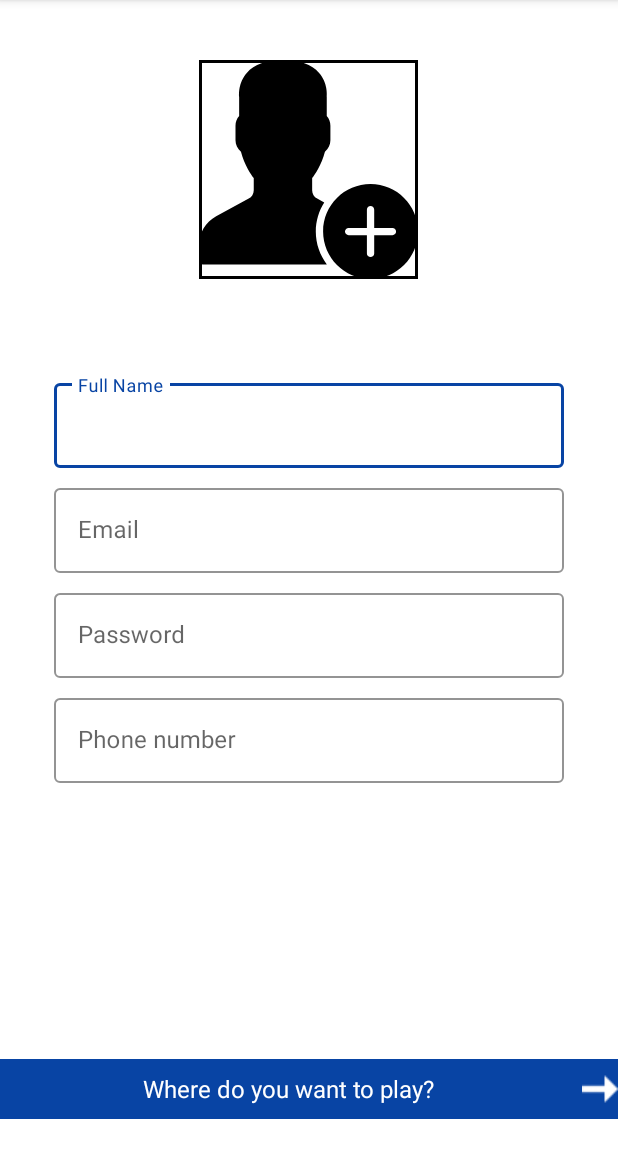
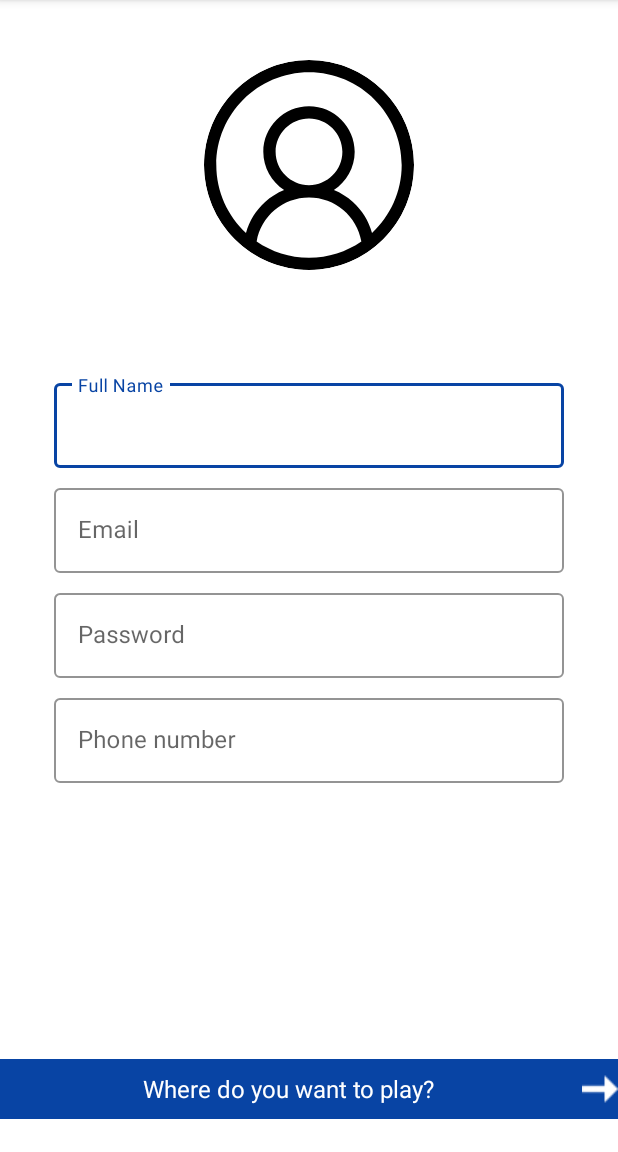
Before and after one commit to RoeiB7/Courtpool, an Android app: the SignUpActivity screen opened directly, with no data from a screen before it, after a tap on an icon or button, on a phone screen of 412 x 824 dp, the part 84-1236 px from its top. Run offline under Robolectric (Android 15) with nearby library versions, the phone set to English and light mode, and no system bars; our stand-ins replace Firebase (no records; nobody signed in at launch, a user with empty details on screens opened directly); Roboto replaces fonts that are not available here.

Commit message:
Courtpool  v0.8.2 : added Upload class added image upload to DB storage added image fields for user in DB fixed profile picture layout  - rounded picture

```diff
--- a/app/build.gradle
+++ b/app/build.gradle
@@ -43,6 +43,7 @@ dependencies {
     implementation 'com.google.firebase:firebase-analytics'
     implementation 'com.google.firebase:firebase-auth'
     implementation 'com.google.firebase:firebase-firestore:22.0.2'
+    implementation 'com.google.firebase:firebase-storage:19.2.1'
 
 
     //Glide image loading
--- a/app/src/main/java/com/example/courtpool/activities/CourtTypeActivity.java
+++ b/app/src/main/java/com/example/courtpool/activities/CourtTypeActivity.java
@@ -37,7 +37,7 @@ public class CourtTypeActivity extends AppCompatActivity {
 
     }
 
-    public void initViews() {
+    private void initViews() {
 
         ImageView cement = manager.getCourt_type_IMG_cement();
         cement.setOnClickListener(v -> manager.checkMarkOn(AppManager.CEMENT));
--- a/app/src/main/java/com/example/courtpool/activities/SignUpActivity.java
+++ b/app/src/main/java/com/example/courtpool/activities/SignUpActivity.java
@@ -1,33 +1,37 @@
 package com.example.courtpool.activities;
 
-import androidx.annotation.NonNull;
-import androidx.appcompat.app.AppCompatActivity;
-
 import android.annotation.SuppressLint;
+import android.content.ContentResolver;
+import android.content.Intent;
+import android.net.Uri;
 import android.os.Bundle;
 import android.text.Editable;
 import android.text.TextWatcher;
 import android.text.method.PasswordTransformationMethod;
 import android.util.Log;
 import android.view.MotionEvent;
+import android.webkit.MimeTypeMap;
 import android.widget.EditText;
 import android.widget.ImageView;
 import android.widget.TextView;
 import android.widget.Toast;
 
-import com.example.courtpool.objects.User;
+import androidx.annotation.Nullable;
+import androidx.appcompat.app.AppCompatActivity;
+
+import com.bumptech.glide.Glide;
+import com.bumptech.glide.request.RequestOptions;
+import com.example.courtpool.R;
+import com.example.courtpool.objects.Upload;
 import com.example.courtpool.utils.AppManager;
-import com.example.courtpool.R;
 import com.example.courtpool.utils.Courts_Creator;
 import com.example.courtpool.utils.FBManager;
-import com.google.android.gms.tasks.OnFailureListener;
-import com.google.android.gms.tasks.OnSuccessListener;
-import com.google.firebase.auth.FirebaseAuth;
 import com.google.firebase.firestore.DocumentReference;
-import com.google.firebase.firestore.FirebaseFirestore;
+import com.google.firebase.storage.StorageReference;
 
 import java.util.HashMap;
 import java.util.Map;
+import java.util.Objects;
 
 public class SignUpActivity extends AppCompatActivity {
 
@@ -38,6 +42,10 @@ public class SignUpActivity extends AppCompatActivity {
     private boolean crossEye = false;
     private final int DRAWABLE_RIGHT = 2;
     private FBManager fbManager;
+    private static final int PICK_IMAGE_REQUEST = 1;
+    private Uri mImageUri;
+    private TextView play;
+    private StorageReference fileReference;
 
 
     @Override
@@ -50,24 +58,17 @@ public class SignUpActivity extends AppCompatActivity {
         fbManager = new FBManager();
         initViews();
 
-
     }
 
 
     @SuppressLint("ClickableViewAccessibility")
-    public void initViews() {
+    private void initViews() {
 
         profilePic = manager.getSign_up_IMG_addProfilePic();
         password = manager.getSign_up_EDT_password();
         name = manager.getSign_up_EDT_name();
         email = manager.getSign_up_EDT_email();
         phone = manager.getSign_up_EDT_phone();
-
-        profilePic.setOnClickListener(v -> {
-
-            //TODO: ADD FUNCTIONALITY FOR UPLOADING PICTURE
-
-        });
 
 
         password.addTextChangedListener(new TextWatcher() {
@@ -108,7 +109,7 @@ public class SignUpActivity extends AppCompatActivity {
             return false;
         });
 
-        TextView play = manager.getSign_up_LBL_play();
+        play = manager.getSign_up_LBL_play();
         play.setOnClickListener(v -> {
 
             switch (manager.checkFields()) {
@@ -135,6 +136,7 @@ public class SignUpActivity extends AppCompatActivity {
                                 addUserToDB();
                                 Courts_Creator courts_creator = new Courts_Creator();
                                 courts_creator.createCourts();
+                                uploadImage();
                                 manager.moveToChooseLocation(this);
                             })
                             .addOnFailureListener(e -> {
@@ -144,9 +146,75 @@ public class SignUpActivity extends AppCompatActivity {
 
             }
         });
+
+
+        profilePic.setOnClickListener(v -> {
+            openFileChooser();
+
+        });
     }
 
-    public void addUserToDB() {
+
+    private String getFileExtension(Uri uri) {
+        ContentResolver cR = getContentResolver();
+        MimeTypeMap mime = MimeTypeMap.getSingleton();
+        return mime.getExtensionFromMimeType(cR.getType(uri));
+    }
+
+    private void uploadImage() {
+
+        if (mImageUri != null) {
+            fileReference = fbManager.getStorageReference().child(System.currentTimeMillis()
+                    + "." + getFileExtension(mImageUri));
+
+            fileReference.putFile(mImageUri).continueWithTask(task -> {
+                if (!task.isSuccessful()) {
+                    throw Objects.requireNonNull(task.getException());
+                }
+                return fileReference.getDownloadUrl();
+            }).addOnCompleteListener(task -> {
+                if (task.isSuccessful()) {
+                    Uri downloadUri = task.getResult();
+
+                    Upload upload = new Upload(name.getText().toString().trim() + "'s profile picture",
+                            downloadUri.toString());
+
+                    DocumentReference documentReference = fbManager.getFirebaseFirestore()
+                            .collection("users").document(fbManager.getUserID());
+
+                    documentReference.update("profilePic", upload);
+
+                } else {
+                    Toast.makeText(SignUpActivity.this, "upload failed: " + Objects.requireNonNull(task.getException()).getMessage(), Toast.LENGTH_SHORT).show();
+                }
+            });
+        }
+
+    }
+
+    private void openFileChooser() {
+        Intent intent = new Intent();
+        intent.setType("image/*");
+        intent.setAction(Intent.ACTION_GET_CONTENT);
+        startActivityForResult(intent, PICK_IMAGE_REQUEST);
+
+
+    }
+
+    @Override
+    protected void onActivityResult(int requestCode, int resultCode, @Nullable Intent data) {
+        super.onActivityResult(requestCode, resultCode, data);
+
+        if (requestCode == PICK_IMAGE_REQUEST && resultCode == RESULT_OK && data != null && data.getData() != null) {
+            mImageUri = data.getData();
+            Glide.with(this).load(mImageUri).apply(RequestOptions.circleCropTransform()).into(profilePic);
+
+        }
+
+    }
+
+
+    private void addUserToDB() {
         DocumentReference documentReference = fbManager.getFirebaseFirestore().collection("users").document(fbManager.getUserID());
         Map<String, Object> user = new HashMap<>();
         user.put("fullName", name.getText().toString().trim());
@@ -163,4 +231,6 @@ public class SignUpActivity extends AppCompatActivity {
                 });
 
     }
+
+
 }
--- a/app/src/main/java/com/example/courtpool/utils/Adapter_Court.java
+++ b/app/src/main/java/com/example/courtpool/utils/Adapter_Court.java
@@ -16,6 +16,7 @@ import com.example.courtpool.objects.Court;
 import java.util.List;
 
 public class Adapter_Court extends RecyclerView.Adapter<Adapter_Court.MyViewHolder> {
+
 
     private List<Court> courts;
     private LayoutInflater mInflater;
--- a/app/src/main/java/com/example/courtpool/utils/AppManager.java
+++ b/app/src/main/java/com/example/courtpool/utils/AppManager.java
@@ -1,10 +1,12 @@
 package com.example.courtpool.utils;
 
+import android.content.Context;
 import android.content.Intent;
 import android.text.method.HideReturnsTransformationMethod;
 import android.text.method.PasswordTransformationMethod;
 import android.util.Log;
 import android.view.View;
+import android.view.inputmethod.InputMethodManager;
 import android.widget.AutoCompleteTextView;
 import android.widget.Button;
 import android.widget.CheckBox;
@@ -698,6 +700,7 @@ public class AppManager {
         return arrayList;
     }
 
+
     public TextView getGet_started_LBL_signIn() {
         return get_started_LBL_signIn;
     }
--- a/app/src/main/java/com/example/courtpool/utils/Courts_Creator.java
+++ b/app/src/main/java/com/example/courtpool/utils/Courts_Creator.java
@@ -1,7 +1,6 @@
 package com.example.courtpool.utils;
 
 import android.util.Log;
-
 
 import java.util.Arrays;
 import java.util.HashMap;
@@ -9,11 +8,8 @@ import java.util.Map;
 
 public class Courts_Creator {
 
-    private FBManager fbManager;
-
-
     public void createCourts() {
-        fbManager = new FBManager();
+        FBManager fbManager = new FBManager();
 
         Map<String, Object> city = new HashMap<>();
         city.put("TEL AVIV - YAFO",
--- a/app/src/main/java/com/example/courtpool/utils/FBManager.java
+++ b/app/src/main/java/com/example/courtpool/utils/FBManager.java
@@ -2,15 +2,19 @@ package com.example.courtpool.utils;
 
 import com.google.firebase.auth.FirebaseAuth;
 import com.google.firebase.firestore.FirebaseFirestore;
+import com.google.firebase.storage.FirebaseStorage;
+import com.google.firebase.storage.StorageReference;
 
 public class FBManager {
 
-    private FirebaseAuth firebaseAuth;
-    private FirebaseFirestore firebaseFirestore;
+    private final FirebaseAuth firebaseAuth;
+    private final FirebaseFirestore firebaseFirestore;
+    private final StorageReference storageReference;
 
     public FBManager() {
         firebaseAuth = FirebaseAuth.getInstance();
         firebaseFirestore = FirebaseFirestore.getInstance();
+        storageReference = FirebaseStorage.getInstance().getReference("uploads");
     }
 
     public FirebaseAuth getFirebaseAuth() {
@@ -24,4 +28,8 @@ public class FBManager {
     public String getUserID() {
         return firebaseAuth.getCurrentUser().getUid();
     }
+
+    public StorageReference getStorageReference() {
+        return storageReference;
+    }
 }
--- a/app/src/main/res/drawable/ic_add_profilepic.xml
+++ /dev/null
@@ -1,5 +0,0 @@
-<vector android:height="146dp" android:viewportHeight="511.998"
-    android:viewportWidth="511.998" android:width="146dp" xmlns:android="http://schemas.android.com/apk/res/android">
-    <path android:fillColor="#FF000000" android:pathData="M292.814,333.073l-16.529,-9.02c-7.253,-3.951 -11.75,-11.537 -11.75,-19.797v-28.228c5.709,-7.484 22.067,-30.814 29.884,-61.764c8.064,-6.468 12.783,-16.145 12.783,-26.53V153.6c0,-8.218 -3.072,-16.188 -8.533,-22.4V85.803c0.478,-4.685 2.347,-32.631 -17.86,-55.68C263.289,10.129 234.839,0 196.268,0c-38.579,0 -67.021,10.129 -84.548,30.123c-20.207,23.049 -18.338,50.995 -17.852,55.68V131.2c-5.47,6.212 -8.533,14.182 -8.533,22.4v34.133c0,10.385 4.71,20.062 12.774,26.53c7.817,30.95 24.175,54.281 29.892,61.764v28.228c0,8.26 -4.506,15.846 -11.759,19.797l-76.126,41.532c-24.747,13.5 -40.115,39.39 -40.115,67.576v36.173c0,4.71 3.814,8.533 8.533,8.533h290.372c-16.145,-21.427 -25.839,-47.966 -25.839,-76.8C273.068,376.073 280.372,352.802 292.814,333.073z"/>
-    <path android:fillColor="#FF000000" android:pathData="M401.064,290.132c-61.167,0 -110.933,49.766 -110.933,110.933s49.766,110.933 110.933,110.933s110.933,-49.766 110.933,-110.933S462.231,290.132 401.064,290.132zM452.264,409.598h-42.667v42.667c0,4.71 -3.823,8.533 -8.533,8.533s-8.533,-3.823 -8.533,-8.533v-42.667h-42.667c-4.71,0 -8.533,-3.823 -8.533,-8.533s3.823,-8.533 8.533,-8.533h42.667v-42.667c0,-4.71 3.823,-8.533 8.533,-8.533s8.533,3.823 8.533,8.533v42.667h42.667c4.71,0 8.533,3.823 8.533,8.533S456.974,409.598 452.264,409.598z"/>
-</vector>
--- /dev/null
+++ b/app/src/main/res/drawable/ic_user.xml
@@ -0,0 +1,9 @@
+<vector xmlns:android="http://schemas.android.com/apk/res/android"
+    android:width="140dp"
+    android:height="140dp"
+    android:viewportWidth="512"
+    android:viewportHeight="512">
+  <path
+      android:fillColor="#FF000000"
+      android:pathData="m437.02,74.98c-48.352,-48.352 -112.641,-74.98 -181.02,-74.98 -68.383,0 -132.668,26.629 -181.02,74.98 -48.352,48.352 -74.98,112.637 -74.98,181.02 0,68.379 26.629,132.668 74.98,181.02 48.352,48.352 112.637,74.98 181.02,74.98 68.379,0 132.668,-26.629 181.02,-74.98 48.352,-48.352 74.98,-112.641 74.98,-181.02 0,-68.383 -26.629,-132.668 -74.98,-181.02zM128.34,442.387c10.707,-61.648 64.129,-107.121 127.66,-107.121 63.535,0 116.953,45.473 127.66,107.121 -36.348,24.973 -80.324,39.613 -127.66,39.613s-91.313,-14.641 -127.66,-39.613zM174.602,223.867c0,-44.887 36.516,-81.398 81.398,-81.398s81.398,36.516 81.398,81.398c0,44.883 -36.516,81.398 -81.398,81.398s-81.398,-36.516 -81.398,-81.398zM409.645,421.578c-8.074,-28.699 -24.109,-54.738 -46.586,-75.078 -13.789,-12.48 -29.484,-22.328 -46.359,-29.27 30.5,-19.895 50.703,-54.313 50.703,-93.363 0,-61.426 -49.977,-111.398 -111.402,-111.398s-111.398,49.973 -111.398,111.398c0,39.051 20.203,73.469 50.699,93.363 -16.871,6.941 -32.57,16.785 -46.359,29.266 -22.473,20.34 -38.512,46.379 -46.586,75.078 -44.473,-41.301 -72.355,-100.238 -72.355,-165.574 0,-124.617 101.383,-226 226,-226s226,101.383 226,226c0,65.34 -27.883,124.277 -72.355,165.578zM409.645,421.578"/>
+</vector>
--- a/app/src/main/res/drawable/image_border.xml
+++ /dev/null
@@ -1,13 +0,0 @@
-<?xml version="1.0" encoding="utf-8"?>
-<shape xmlns:android="http://schemas.android.com/apk/res/android"
-    android:shape="rectangle">
-
-
-    <stroke
-        android:width="2dp"
-        android:color="@color/black" />
-
-
-    <solid android:color="@android:color/transparent" />
-
-</shape>
--- /dev/null
+++ b/app/src/main/res/drawable/rounded_fg.xml
@@ -0,0 +1,11 @@
+<?xml version="1.0" encoding="UTF-8"?>
+<shape xmlns:android="http://schemas.android.com/apk/res/android"
+    android:innerRadiusRatio="2"
+    android:shape="ring"
+    android:thicknessRatio="1"
+    android:useLevel="false">
+    <gradient
+        android:endColor="@color/white"
+        android:gradientRadius="8dp"
+        android:type="radial" />
+</shape>
--- a/app/src/main/res/layout/activity_court_type.xml
+++ b/app/src/main/res/layout/activity_court_type.xml
@@ -16,7 +16,7 @@
         <LinearLayout
             android:layout_width="match_parent"
             android:layout_height="match_parent"
-            android:layout_weight="2.5"
+            android:layout_weight="2.7"
             android:orientation="vertical">
 
             <TextView
@@ -129,14 +129,14 @@
         <LinearLayout
             android:layout_width="match_parent"
             android:layout_height="match_parent"
-            android:layout_weight="2.5"
+            android:layout_weight="2.7"
             android:orientation="vertical">
 
             <TextView
                 android:id="@+id/court_type_LBL_skill"
                 android:layout_width="match_parent"
                 android:layout_height="40dp"
-                android:layout_marginTop="120dp"
+                android:layout_marginTop="104dp"
                 android:background="#0844a4"
                 android:gravity="center"
                 android:text="Tell us your skill level"
--- a/app/src/main/res/layout/activity_day_and_time.xml
+++ b/app/src/main/res/layout/activity_day_and_time.xml
@@ -47,7 +47,7 @@
         <LinearLayout
             android:layout_width="match_parent"
             android:layout_height="match_parent"
-            android:layout_weight="1"
+            android:layout_weight="0.82"
             android:orientation="vertical">
 
 
@@ -662,7 +662,7 @@
                 android:id="@+id/day_and_time_LBL_find"
                 android:layout_width="match_parent"
                 android:layout_height="40dp"
-                android:layout_marginTop="88dp"
+                android:layout_marginTop="64dp"
                 android:background="#0844a4"
                 android:gravity="center"
                 android:text="Find matches"
--- a/app/src/main/res/layout/activity_sign_up.xml
+++ b/app/src/main/res/layout/activity_sign_up.xml
@@ -6,7 +6,6 @@
     android:layout_height="match_parent"
     android:layoutDirection="ltr"
     tools:context=".activities.SignUpActivity">
-
 
     <LinearLayout
         android:layout_width="match_parent"
@@ -27,8 +26,8 @@
                 android:layout_height="wrap_content"
                 android:layout_gravity="center"
                 android:layout_marginTop="40dp"
-                android:background="@drawable/image_border"
-                android:src="@drawable/ic_add_profilepic" />
+                android:foreground="@drawable/rounded_fg"
+                android:src="@drawable/ic_user" />
 
 
         </LinearLayout>
```
Also changed, not shown: app/src/main/java/com/example/courtpool/objects/Upload.java (added, +36 -0 lines).
